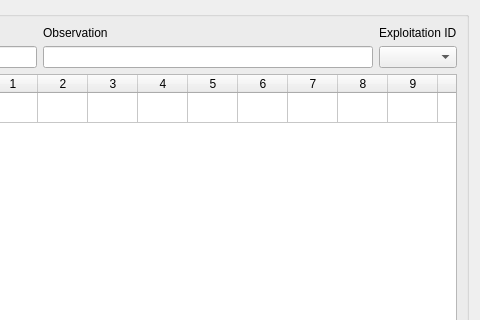
Qt form core/ui/toolbars/main/nonvisual_pattern_ws.ui (ibergis/ibergis_qgis_plugin) before a commit; both pictures show x 94 to 574 and y 0 to 320 of the 574 by 670 pixel window.
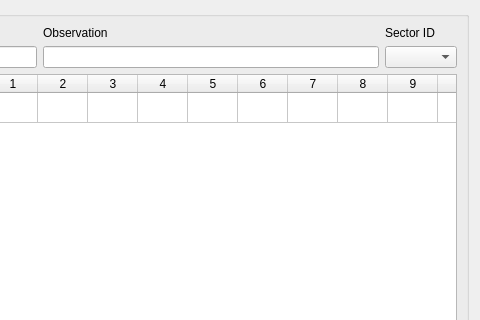
The same form after that commit.

Commit message: WIP: nonvisual button

Diff of the .ui file:
```diff
--- a/core/ui/toolbars/main/nonvisual_pattern_ws.ui
+++ b/core/ui/toolbars/main/nonvisual_pattern_ws.ui
@@ -137,7 +137,7 @@
            </sizepolicy>
           </property>
           <property name="text">
-           <string>Exploitation ID</string>
+           <string>Sector ID</string>
           </property>
          </widget>
         </item>
```
Left out of the diff: 2 changed lines with no effect on the pictures. The commit also changes 4 other files.
